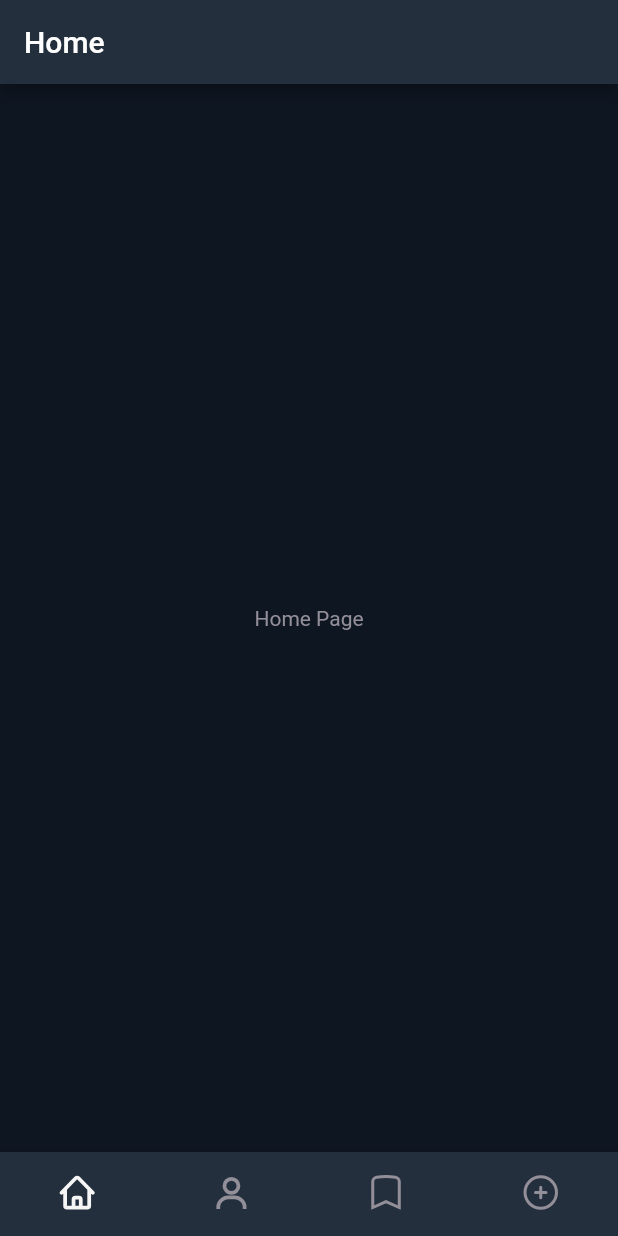
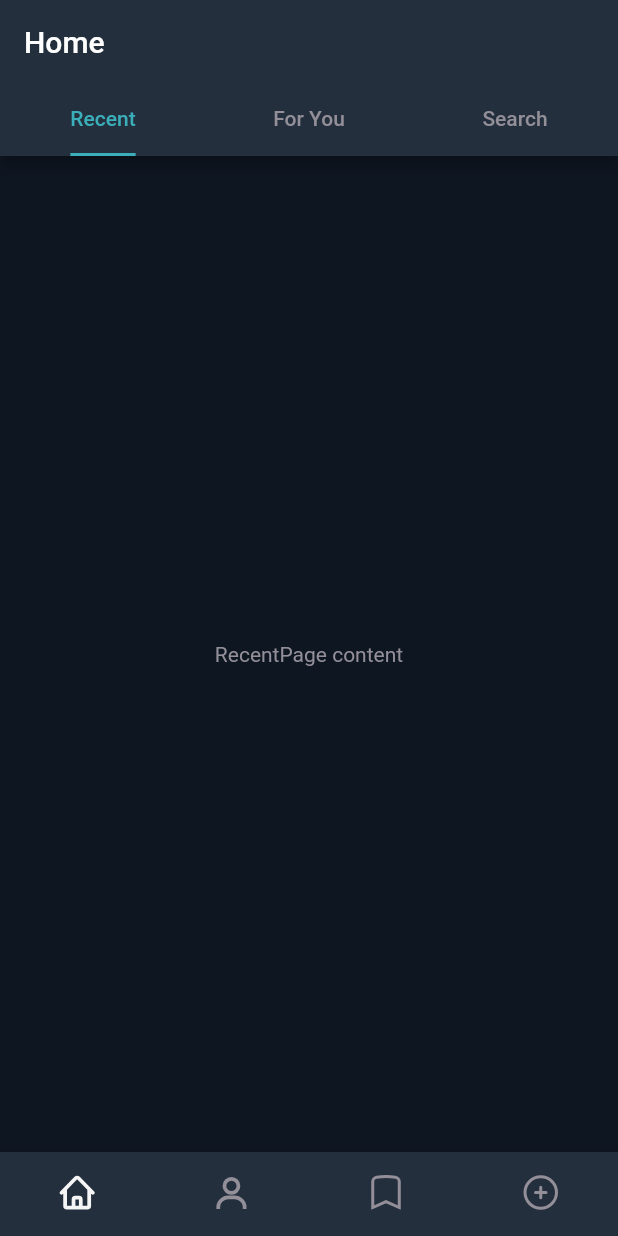
Before and after one commit to InnoStudyHub/front-end, a Flutter app: the screen it shows after launch, on a phone screen of 412 x 824 dp. Run offline on Flutter 3.47's test engine with Material 2 defaults, Android fonts, the phone set to English and light mode, and no system bars; our stand-ins replace flutter_svg, get.

Commit message:
Added TabView to HomePage

```diff
--- a/lib/session/home/home_controller.dart
+++ b/lib/session/home/home_controller.dart
@@ -1,3 +1,13 @@
+import 'package:flutter/material.dart';
 import 'package:get/get.dart';
 
-class HomeController extends GetxController {}
+class HomeController extends GetxController
+    with GetSingleTickerProviderStateMixin {
+  late TabController tabController;
+
+  @override
+  void onInit() {
+    tabController = TabController(vsync: this, length: 3);
+    super.onInit();
+  }
+}
--- a/lib/session/home/home_page.dart
+++ b/lib/session/home/home_page.dart
@@ -1,20 +1,41 @@
 import 'package:flutter/material.dart';
+import 'package:get/get.dart';
+import 'package:study_hub/session/home/recent/recent_page.dart';
+import 'package:study_hub/session/home/search/search_page.dart';
 import '../../util/color_codes.dart';
+import 'for_you/for_you_page.dart';
+import 'home_controller.dart';
 
 class HomePage extends StatelessWidget {
   const HomePage({super.key});
 
   @override
   Widget build(BuildContext context) {
+    final controller = Get.put(HomeController());
+
     return Scaffold(
       appBar: AppBar(
         title: const Text("Home"),
+        bottom: TabBar(
+          controller: controller.tabController,
+          labelColor: selectedTabColor,
+          unselectedLabelColor: unselectedTabColor,
+          indicatorColor: selectedTabColor,
+          indicatorSize: TabBarIndicatorSize.label,
+          tabs: const [
+            Tab(text: 'Recent'),
+            Tab(text: 'For You'),
+            Tab(text: 'Search'),
+          ],
+        ),
       ),
-      body: const Center(
-        child: Text(
-          "Home Page",
-          style: TextStyle(color: unselectedTabColor),
-        ),
+      body: TabBarView(
+        controller: controller.tabController,
+        children: const <Widget>[
+          RecentPage(),
+          ForYouPage(),
+          SearchPage(),
+        ],
       ),
     );
   }
--- /dev/null
+++ b/lib/session/home/recent/recent_page.dart
@@ -0,0 +1,18 @@
+import 'package:flutter/material.dart';
+import '../../../util/color_codes.dart';
+
+class RecentPage extends StatelessWidget {
+  const RecentPage({Key? key}) : super(key: key);
+
+  @override
+  Widget build(BuildContext context) {
+    return const Scaffold(
+      body: Center(
+        child: Text(
+          'RecentPage content',
+          style: TextStyle(color: unselectedTabColor),
+        ),
+      ),
+    );
+  }
+}
```
Also changed, not shown: lib/session/home/for_you/for_you_page.dart (added, +18 -0 lines), lib/session/home/search/search_page.dart (added, +18 -0 lines).
